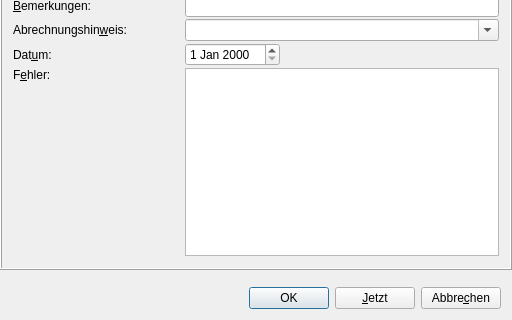
startkladde/startkladde, file src/gui/windows/FlightWindow.ui: the form before one commit; both pictures show x 0 to 512 and y 510 to 830 of the 512 by 830 pixel window.
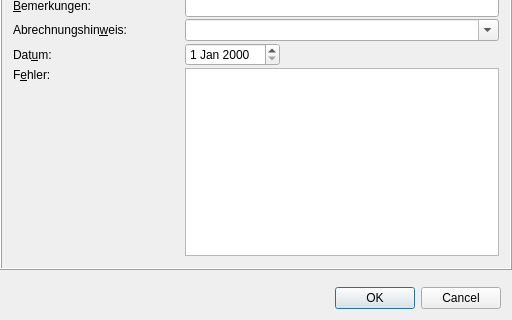
The form after the commit. Custom widgets are drawn as their Qt base class.

Commit message: Using QDialogButtonBox in dialogs LaunchMethodStatistics: display towflights entry only if there are towflights

```diff
--- a/src/gui/windows/FlightWindow.ui
+++ b/src/gui/windows/FlightWindow.ui
@@ -726,42 +726,9 @@
     <widget class="QFrame" name="frame">
      <layout class="QHBoxLayout" name="horizontalLayout">
       <item>
-       <spacer name="horizontalSpacer">
-        <property name="orientation">
-         <enum>Qt::Horizontal</enum>
-        </property>
-        <property name="sizeHint" stdset="0">
-         <size>
-          <width>370</width>
-          <height>20</height>
-         </size>
-        </property>
-       </spacer>
-      </item>
-      <item>
-       <widget class="QPushButton" name="okButton">
-        <property name="text">
-         <string>OK</string>
-        </property>
-        <property name="default">
-         <bool>true</bool>
-        </property>
-        <property name="flat">
-         <bool>false</bool>
-        </property>
-       </widget>
-      </item>
-      <item>
-       <widget class="QPushButton" name="nowButton">
-        <property name="text">
-         <string>&amp;Jetzt</string>
-        </property>
-       </widget>
-      </item>
-      <item>
-       <widget class="QPushButton" name="cancelButton">
-        <property name="text">
-         <string>Abbre&amp;chen</string>
+       <widget class="QDialogButtonBox" name="buttonBox">
+        <property name="standardButtons">
+         <set>QDialogButtonBox::Cancel|QDialogButtonBox::Ok</set>
         </property>
        </widget>
       </item>
```
Left out of the diff: 20 changed lines with no effect on the pictures. The commit also changes 14 other files.
